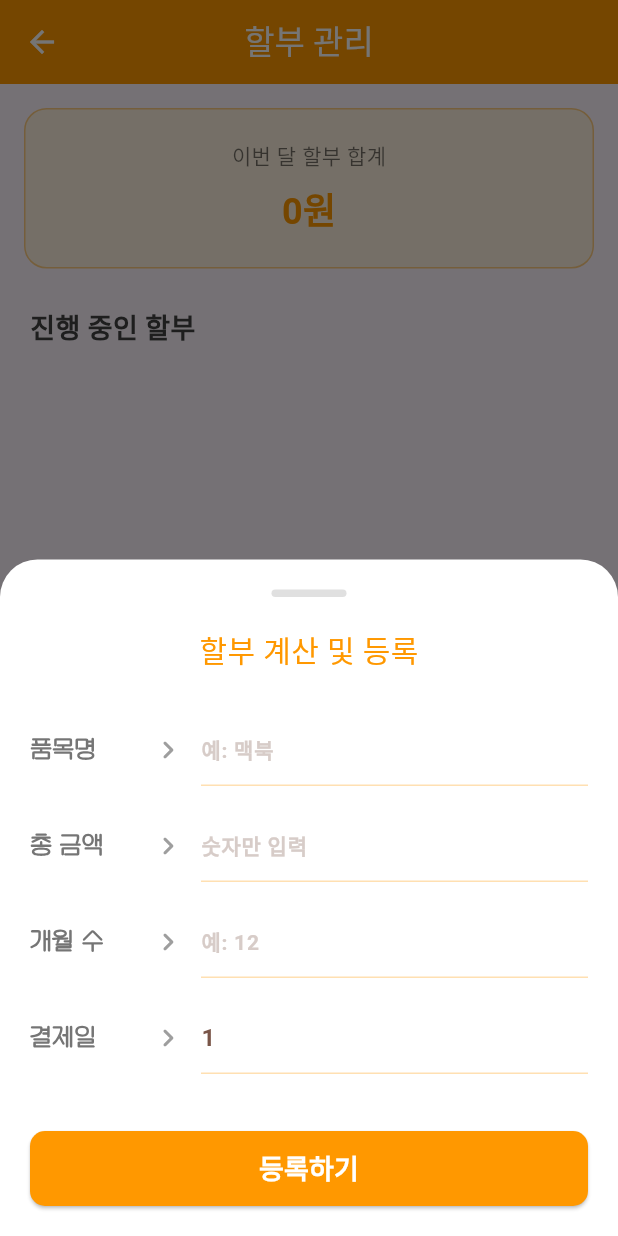
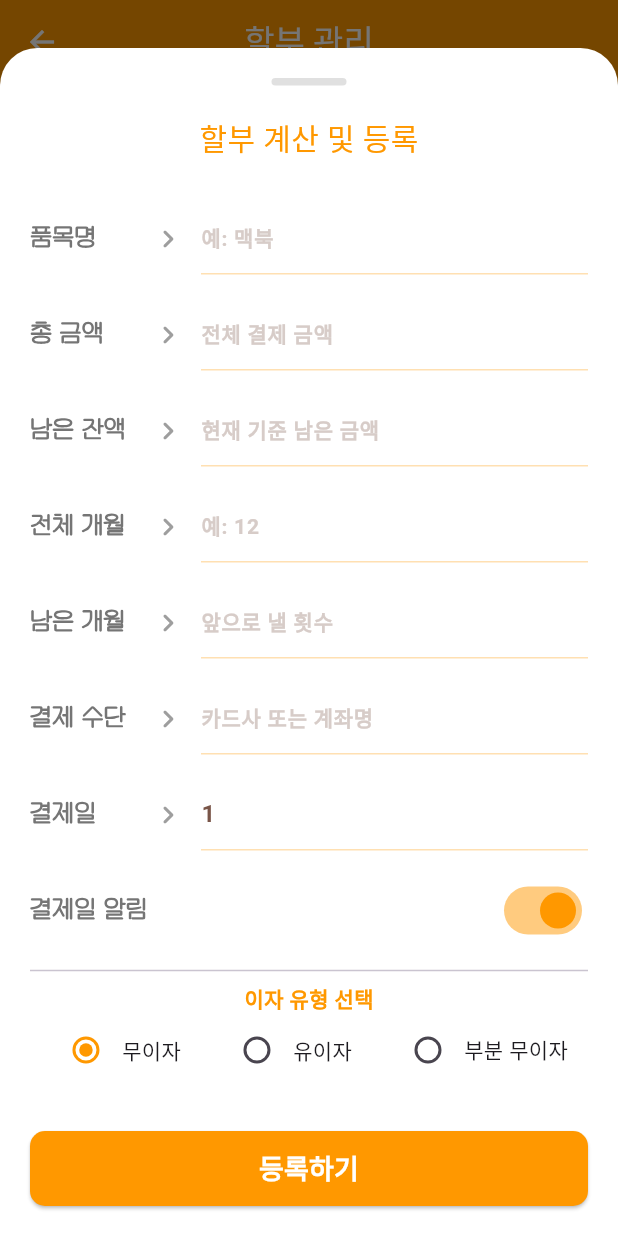
Before and after one commit to NEO180711/neo_money_diary-master, a Flutter app: the InstallmentManagementScreen screen opened directly, after a tap on the "add" icon, on a phone screen of 412 x 824 dp. Run offline on Flutter 3.47's test engine with Material 3 defaults, Android fonts, the phone set to English and light mode, and no system bars; our stand-ins replace fl_chart, flutter_holo_date_picker, fluttertoast, grouped_list, package_info_plus, sqflite and 2 more; accounts and stored records are empty; Roboto replaces fonts that are missing (Yeongdeok-Sea).

Commit message:
할부 계산 남은 개월

```diff
--- a/lib/screens/installment_management_screen.dart
+++ b/lib/screens/installment_management_screen.dart
@@ -12,10 +12,20 @@ class InstallmentManagementScreen extends StatefulWidget {
 }
 
 class _InstallmentManagementScreenState extends State<InstallmentManagementScreen> {
+  // 기존 컨트롤러
   final _nameController = TextEditingController();
   final _totalPriceController = TextEditingController();
   final _monthController = TextEditingController();
   final _dayController = TextEditingController();
+
+  // 새로운 입력 필드 컨트롤러 추가
+  final _remainingPriceController = TextEditingController(); // 남은 총 할부 잔액
+  final _remainingMonthController = TextEditingController(); // 남은 개월 수
+  final _paymentMethodController = TextEditingController();  // 결제 카드/계좌
+  final _interestRateController = TextEditingController();   // 이자율
+  final _freeMonthController = TextEditingController();      // 무이자 개월 수 (부분 무이자용)
+
+  bool _isNotificationOn = true; // 결제일 알림 설정 상태
 
   List<Installment> _installments = [];
   final f = NumberFormat('###,###,###');
@@ -28,8 +38,6 @@ class _InstallmentManagementScreenState extends State<InstallmentManagementScree
 
   Future<void> _loadData() async {
     final data = await SupabaseDiaryRepository.getInstallmentList();
-    // 실제 구현 시 Repository에서 Map을 Installment 객체로 변환하는 과정이 필요합니다.
-    // 여기서는 요청하신 UI 구현을 위해 더미 데이터를 포함한 변환 예시를 보여드립니다.
     setState(() {
       _installments = data.map((item) => Installment(
         id: item['id'],
@@ -37,10 +45,10 @@ class _InstallmentManagementScreenState extends State<InstallmentManagementScree
         totalPrice: item['totalPrice'] ?? 0,
         monthlyPrice: item['monthlyPrice'] ?? 0,
         totalMonths: item['months'] ?? 1,
-        currentMonth: 1, // 기본값
-        paymentMethod: '신용카드',
-        isInterestFree: true,
-        interestRate: 0.0,
+        currentMonth: item['currentMonth'] ?? 1,
+        paymentMethod: item['paymentMethod'] ?? '신용카드',
+        isInterestFree: item['interestType'] == '무이자',
+        interestRate: (item['interestRate'] ?? 0.0).toDouble(),
         payDay: item['payDay'] ?? 1,
       )).toList();
     });
@@ -79,17 +87,26 @@ class _InstallmentManagementScreenState extends State<InstallmentManagementScree
   }
 
   void _showAddDialog() {
+    // 컨트롤러 초기화
     _nameController.clear();
     _totalPriceController.clear();
+    _remainingPriceController.clear();
     _monthController.clear();
-    _dayController.text = "1"; // 기본 결제일
+    _remainingMonthController.clear();
+    _paymentMethodController.clear();
+    _interestRateController.clear();
+    _freeMonthController.clear();
+    _dayController.text = "1";
+    String interestType = '무이자'; // 초기 선택값
+    _isNotificationOn = true;
 
     showModalBottomSheet(
       context: context,
       isScrollControlled: true,
       backgroundColor: Colors.white,
       shape: const RoundedRectangleBorder(borderRadius: BorderRadius.vertical(top: Radius.circular(25))),
-      builder: (context) => Padding(
+      builder: (context) => StatefulBuilder( // 다이얼로그 내 동적 UI 변경을 위해 사용
+        builder: (context, setDialogState) => Padding(
           padding: EdgeInsets.only(
             bottom: MediaQuery.of(context).viewInsets.bottom,
             left: 20, right: 20, top: 20,
@@ -102,27 +119,83 @@ class _InstallmentManagementScreenState extends State<InstallmentManagementScree
                 const SizedBox(height: 20),
                 const Text('할부 계산 및 등록', style: TextStyle(fontFamily: "Yeongdeok-Sea", fontSize: 20, color: Colors.orange)),
                 const SizedBox(height: 20),
+
                 _buildInputRow('품목명', _nameController, hint: '예: 맥북'),
-              _buildInputRow('총 금액', _totalPriceController, hint: '숫자만 입력', isNumber: true),
-              _buildInputRow('개월 수', _monthController, hint: '예: 12', isNumber: true),
+                _buildInputRow('총 금액', _totalPriceController, hint: '전체 결제 금액', isNumber: true),
+                _buildInputRow('남은 잔액', _remainingPriceController, hint: '현재 기준 남은 금액', isNumber: true),
+                _buildInputRow('전체 개월', _monthController, hint: '예: 12', isNumber: true),
+                _buildInputRow('남은 개월', _remainingMonthController, hint: '앞으로 낼 횟수', isNumber: true),
+                _buildInputRow('결제 수단', _paymentMethodController, hint: '카드사 또는 계좌명'),
                 _buildInputRow('결제일', _dayController, hint: '매달 결제일(숫자)', isNumber: true),
+
+                // 결제일 알림 Switch
+                Padding(
+                  padding: const EdgeInsets.symmetric(vertical: 8.0),
+                  child: Row(
+                    mainAxisAlignment: MainAxisAlignment.spaceBetween,
+                    children: [
+                      Text('결제일 알림', style: TextStyle(fontFamily: "HakgyoansimWoojuR", fontWeight: FontWeight.w600, fontSize: 18, color: Colors.grey.shade600)),
+                      Switch(
+                        value: _isNotificationOn,
+                        onChanged: (val) => setDialogState(() => _isNotificationOn = val),
+                        activeColor: Colors.orange,
+                      ),
+                    ],
+                  ),
+                ),
+
+                const Divider(),
+                const Text('이자 유형 선택', style: TextStyle(fontWeight: FontWeight.bold, color: Colors.orange)),
+
+                // 이자 유형 라디오 버튼
+                Row(
+                  mainAxisAlignment: MainAxisAlignment.spaceAround,
+                  children: ['무이자', '유이자', '부분 무이자'].map((type) => Row(
+                    children: [
+                      Radio<String>(
+                        value: type,
+                        groupValue: interestType,
+                        onChanged: (val) => setDialogState(() => interestType = val!),
+                        activeColor: Colors.orange,
+                      ),
+                      Text(type, style: const TextStyle(fontSize: 14)),
+                    ],
+                  )).toList(),
+                ),
+
+                // 이자 유형에 따른 동적 입력창
+                if (interestType == '유이자')
+                  _buildInputRow('이자율', _interestRateController, hint: '연 이자율(%)', isNumber: true),
+
+                if (interestType == '부분 무이자') ...[
+                  _buildInputRow('무이자 기간', _freeMonthController, hint: '예: 3 (3개월 무이자)', isNumber: true),
+                  _buildInputRow('이후 이자율', _interestRateController, hint: '이후 적용 이자율(%)', isNumber: true),
+                ],
+
                 const SizedBox(height: 30),
                 SizedBox(
                   width: double.infinity,
                   height: 50,
                   child: ElevatedButton(
                     onPressed: () async {
-                    if (_nameController.text.isNotEmpty && _totalPriceController.text.isNotEmpty && _monthController.text.isNotEmpty) {
-                      int total = int.parse(_totalPriceController.text);
-                      int months = int.parse(_monthController.text);
+                      if (_nameController.text.isNotEmpty) {
+                        int total = int.tryParse(_totalPriceController.text) ?? 0;
+                        int months = int.tryParse(_monthController.text) ?? 1;
                         int monthly = (total / months).floor();
 
                         await SupabaseDiaryRepository.createInstallment({
                           'name': _nameController.text,
                           'totalPrice': total,
+                          'remaining_principal': int.tryParse(_remainingPriceController.text) ?? total,
                           'months': months,
+                          'remaining_months': int.tryParse(_remainingMonthController.text) ?? months,
                           'monthlyPrice': monthly,
+                          'paymentMethod': _paymentMethodController.text,
                           'payDay': int.parse(_dayController.text),
+                          'interestType': interestType,
+                          'interestRate': double.tryParse(_interestRateController.text) ?? 0.0,
+                          'freeMonths': int.tryParse(_freeMonthController.text) ?? 0,
+                          'isNotificationOn': _isNotificationOn,
                           'startDate': DateFormat('yyyy-MM-dd').format(DateTime.now()),
                         });
                         _loadData();
@@ -138,6 +211,7 @@ class _InstallmentManagementScreenState extends State<InstallmentManagementScree
                 ),
                 const SizedBox(height: 20),
               ],
+            ),
           ),
         ),
       ),
@@ -174,15 +248,21 @@ class _InstallmentManagementScreenState extends State<InstallmentManagementScree
                         margin: const EdgeInsets.symmetric(horizontal: 16, vertical: 6),
                         shape: RoundedRectangleBorder(borderRadius: BorderRadius.circular(12)),
                         child: ListTile(
+                          onTap: () {
+                            Navigator.push(
+                              context,
+                              MaterialPageRoute(builder: (context) => InstallmentDetailScreen(installment: item)),
+                            );
+                          },
                           leading: const CircleAvatar(backgroundColor: Colors.orangeAccent, child: Icon(Icons.shopping_bag, color: Colors.white)),
                           title: Text(item.name, style: const TextStyle(fontWeight: FontWeight.bold)),
-                          subtitle: Text('매달 ${item.payDay}일 / ${item.totalMonths}개월 중 1회차'),
+                          subtitle: Text('매달 ${item.payDay}일 / ${item.totalMonths}개월 중 ${item.currentMonth}회차'),
                           trailing: Column(
                             mainAxisAlignment: MainAxisAlignment.center,
                             crossAxisAlignment: CrossAxisAlignment.end,
                             children: [
                               Text('${f.format(item.monthlyPrice)}원', style: const TextStyle(color: Colors.red, fontWeight: FontWeight.bold)),
-                              Text('총 ${f.format(item.totalPrice)}원', style: const TextStyle(fontSize: 10, color: Colors.grey)),
+                              Text('${f.format(item.remainingPrincipal)}원 남음', style: const TextStyle(fontSize: 10, color: Colors.grey)),
                             ],
                           ),
                           onLongPress: () async {
@@ -208,8 +288,11 @@ class _InstallmentManagementScreenState extends State<InstallmentManagementScree
 
   Widget _buildSummaryCard() {
     int totalMonthly = 0;
+    int totalRemaining = 0;
+
     for (var item in _installments) {
       totalMonthly += item.monthlyPrice;
+      totalRemaining += item.remainingPrincipal;
     }
 
     return Container(
@@ -224,13 +307,32 @@ class _InstallmentManagementScreenState extends State<InstallmentManagementScree
       child: Column(
         children: [
           const Text('이번 달 할부 합계', style: TextStyle(fontSize: 14, color: Colors.black54)),
-          const SizedBox(height: 8),
+          const SizedBox(height: 4),
           Text(
             '${f.format(totalMonthly)}원',
             style: const TextStyle(fontSize: 24, fontWeight: FontWeight.bold, color: Colors.orange),
+          ),
+          const Divider(height: 30),
+          Row(
+            mainAxisAlignment: MainAxisAlignment.spaceBetween,
+            children: [
+              _buildSmallSummary('남은 총 할부 금액', '${f.format(totalRemaining)}원'),
+              _buildSmallSummary('진행 중인 건수', '${_installments.length}건'),
+            ],
           ),
         ],
       ),
     );
   }
+
+  Widget _buildSmallSummary(String label, String value) {
+    return Column(
+      crossAxisAlignment: CrossAxisAlignment.start,
+      children: [
+        Text(label, style: const TextStyle(fontSize: 12, color: Colors.grey)),
+        const SizedBox(height: 4),
+        Text(value, style: const TextStyle(fontSize: 16, fontWeight: FontWeight.bold, color: Colors.brown)),
+      ],
+    );
   }
+}
```
Also changed, not shown: lib/repository/sql_database.dart (+17 -6 lines). Lines whose indentation alone changed are shown as unchanged.
